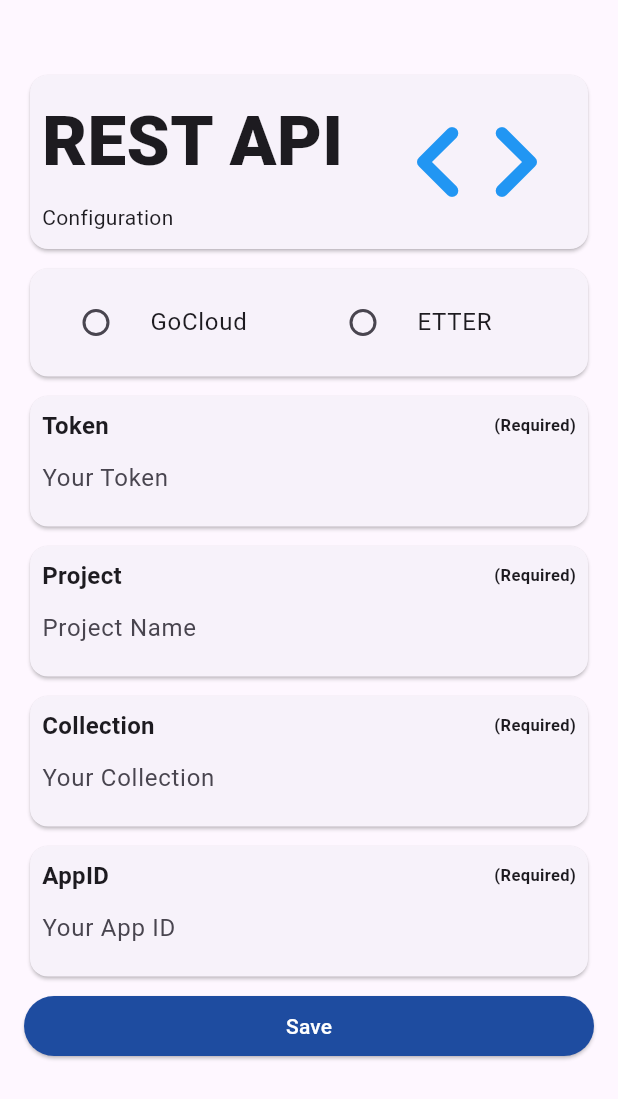
After one commit to alghanaufal/Scan-Barcode, a Flutter app: the GoCloudEtterForm screen opened directly, on a phone screen of 412 x 824 dp. The commit adds this screen. Shown: the top 1099 px of the screen. Run offline on Flutter 3.47's test engine with Material 3 defaults, Android fonts, the light colour scheme and no system bars; our stand-ins replace dotted_border, share_plus, shared_preferences; missing offline and left inert: dynamsoft_capture_vision_flutter, flutter_udid; accounts and stored records are empty; network calls fail.

Commit message:
Add Form

```diff
--- a/lib/main.dart
+++ b/lib/main.dart
@@ -1,13 +1,14 @@
 import 'package:dynamsoft_capture_vision_flutter/dynamsoft_capture_vision_flutter.dart';
 import 'package:flutter_udid/flutter_udid.dart';
 import 'package:dotted_border/dotted_border.dart';
-import 'package:scanbarcode/pages/data_screen.dart';
 
 import 'package:flutter/services.dart';
 import 'package:flutter/material.dart';
 import 'package:provider/provider.dart';
 
 import 'pages/scanner_screen.dart';
+import 'pages/data_screen.dart';
+import 'pages/form_screen.dart';
 import 'utils/scan_provider.dart';
 import 'utils/theme.dart';
 
@@ -26,7 +27,6 @@ class MyApp extends StatelessWidget {
     final uiProvider = Provider.of<UiProvider>(context);
     final theme =
         uiProvider.isDark ? uiProvider.darkTheme : uiProvider.lightTheme;
-
     return MaterialApp(
       debugShowCheckedModeBanner: false,
       theme: theme,
@@ -54,9 +54,9 @@ class _MyHomePageState extends State<MyHomePage> {
   void initState() {
     super.initState();
     initDeviceId();
-    _initLicense();
     _uiProvider = Provider.of<UiProvider>(context, listen: false);
     _uiProvider.init();
+    _initLicense();
   }
 
   Future<void> _initLicense() async {
@@ -88,6 +88,7 @@ class _MyHomePageState extends State<MyHomePage> {
         children: [
           ScannerScreen(device_id: _udid),
           DataScreen(device_id: _udid),
+          GoCloudEtterForm(),
         ],
       ),
       bottomNavigationBar: BottomNavigationBar(
@@ -186,13 +187,11 @@ class _MyHomePageState extends State<MyHomePage> {
                         leading: Icon(Icons.dark_mode),
                         title: Text('Dark Mode'),
                         trailing: Switch(
-                          value: _uiProvider
-                              .isDark, // Use UiProvider to get current dark mode state
+                          value: _uiProvider.isDark,
                           onChanged: (bool value) {
                             setState(() {
                               light = value;
                             });
-                            // Call changeTheme() from UiProvider to change theme
                             _uiProvider.changeTheme();
                           },
                         ),
@@ -200,6 +199,12 @@ class _MyHomePageState extends State<MyHomePage> {
                       ListTile(
                         leading: Icon(Icons.code),
                         title: Text('GoCloud & ETTER'),
+                        onTap: () {
+                          Navigator.of(context).pop();
+                          setState(() {
+                            _currentIndex = 2;
+                          });
+                        },
                       )
                     ]);
               },
--- /dev/null
+++ b/lib/pages/form_screen.dart
@@ -0,0 +1,172 @@
+import 'package:flutter/material.dart';
+
+class GoCloudEtterForm extends StatefulWidget {
+  const GoCloudEtterForm({Key? key}) : super(key: key);
+
+  @override
+  _GoCloudEtterFormState createState() => _GoCloudEtterFormState();
+}
+
+class _GoCloudEtterFormState extends State<GoCloudEtterForm> {
+  TextEditingController _textFieldController = TextEditingController();
+  int? _radioValue;
+
+  @override
+  Widget build(BuildContext context) {
+    return Scaffold(
+      resizeToAvoidBottomInset: true,
+      body: SingleChildScrollView(
+        child: Padding(
+          padding: const EdgeInsets.all(16.0),
+          child: Column(
+            crossAxisAlignment: CrossAxisAlignment.start,
+            children: [
+              SizedBox(height: 30),
+              Card(
+                child: Padding(
+                  padding: const EdgeInsets.all(8.0),
+                  child: Row(
+                    children: [
+                      Expanded(
+                        child: Column(
+                          crossAxisAlignment: CrossAxisAlignment.start,
+                          children: [
+                            Text(
+                              'REST API',
+                              style: TextStyle(
+                                fontSize: 46,
+                                fontWeight: FontWeight.w900,
+                              ),
+                            ),
+                            SizedBox(height: 8),
+                            Text(
+                              'Configuration',
+                              style: TextStyle(fontSize: 14),
+                            ),
+                          ],
+                        ),
+                      ),
+                      Icon(
+                        Icons.code_rounded,
+                        size: 100,
+                        color: Colors.blue,
+                      ),
+                      SizedBox(width: 16),
+                    ],
+                  ),
+                ),
+              ),
+              SizedBox(height: 5),
+              Card(
+                child: Padding(
+                  padding: const EdgeInsets.all(8.0),
+                  child: Row(
+                    children: [
+                      Expanded(
+                        child: RadioListTile(
+                          title: Text('GoCloud'),
+                          value: 1,
+                          groupValue: _radioValue,
+                          onChanged: (int? value) {
+                            setState(() {
+                              _radioValue = value;
+                            });
+                          },
+                        ),
+                      ),
+                      Expanded(
+                        child: RadioListTile(
+                          title: Text('ETTER'),
+                          value: 2,
+                          groupValue: _radioValue,
+                          onChanged: (int? value) {
+                            setState(() {
+                              _radioValue = value;
+                            });
+                          },
+                        ),
+                      ),
+                    ],
+                  ),
+                ),
+              ),
+              SizedBox(height: 5),
+              _buildLabeledTextField(
+                  'Token', 'Your Token', _textFieldController),
+              SizedBox(height: 5),
+              _buildLabeledTextField('Project', 'Project Name', null),
+              SizedBox(height: 5),
+              _buildLabeledTextField('Collection', 'Your Collection', null),
+              SizedBox(height: 5),
+              _buildLabeledTextField('AppID', 'Your App ID', null),
+              SizedBox(height: 5),
+              SizedBox(
+                width: double.infinity,
+                child: ElevatedButton(
+                  onPressed: () {
+                    print('halo');
+                  },
+                  style: ElevatedButton.styleFrom(
+                    backgroundColor: Color.fromRGBO(30, 76, 160, 1.0),
+                  ),
+                  child: Text(
+                    'Save',
+                    style: TextStyle(
+                      color: Colors.white,
+                    ),
+                  ),
+                ),
+              ),
+            ],
+          ),
+        ),
+      ),
+    );
+  }
+
+  @override
+  void dispose() {
+    _textFieldController.dispose();
+    super.dispose();
+  }
+
+  Widget _buildLabeledTextField(
+      String label, String hintText, TextEditingController? controller) {
+    return Card(
+      child: Padding(
+        padding: const EdgeInsets.all(8.0),
+        child: Column(
+          crossAxisAlignment: CrossAxisAlignment.start,
+          children: [
+            Row(
+              mainAxisAlignment: MainAxisAlignment.spaceBetween,
+              children: [
+                Text(
+                  label,
+                  style: TextStyle(
+                    fontSize: 16,
+                    fontWeight: FontWeight.bold,
+                  ),
+                ),
+                Text(
+                  '(Required)',
+                  style: TextStyle(
+                    fontSize: 11,
+                    fontWeight: FontWeight.bold,
+                  ),
+                ),
+              ],
+            ),
+            TextFormField(
+              controller: controller,
+              decoration: InputDecoration(
+                hintText: hintText,
+                border: InputBorder.none,
+              ),
+            ),
+          ],
+        ),
+      ),
+    );
+  }
+}
```
